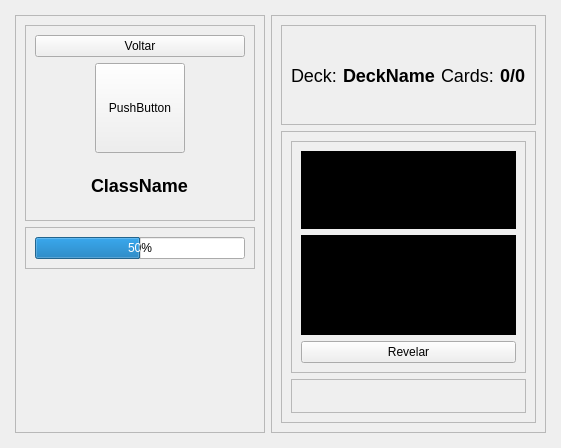
The window that functions/new_flashcards/flashcards_page.ui (Nbdyleto/PySide6_Self_TCC) describes before a commit, drawn with Qt 5.
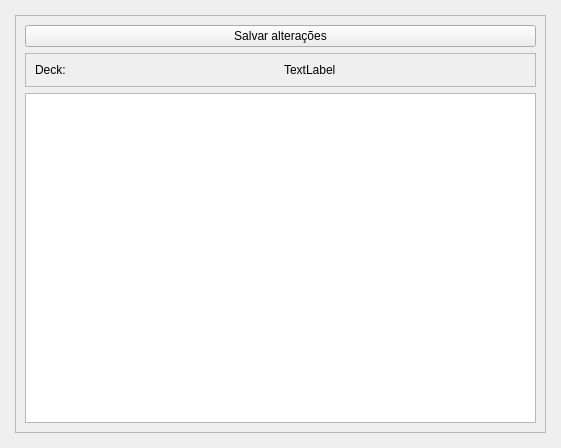
The same window after the commit. Icons and pictures are not drawn.

Commit message: [flashcards] add cards in existent deck

Patch:
```diff
--- a/functions/new_flashcards/flashcards_page.ui
+++ b/functions/new_flashcards/flashcards_page.ui
@@ -32,7 +32,7 @@
    <item>
     <widget class="QStackedWidget" name="stackedWidget">
      <property name="currentIndex">
-      <number>0</number>
+      <number>2</number>
      </property>
      <widget class="QWidget" name="StudyPage">
       <layout class="QHBoxLayout" name="horizontalLayout_6">
@@ -741,6 +741,85 @@
        </item>
       </layout>
      </widget>
+     <widget class="QWidget" name="editPage">
+      <layout class="QHBoxLayout" name="horizontalLayout_7">
+       <item>
+        <widget class="QFrame" name="frame_18">
+         <property name="frameShape">
+          <enum>QFrame::StyledPanel</enum>
+         </property>
+         <property name="frameShadow">
+          <enum>QFrame::Raised</enum>
+         </property>
+         <layout class="QVBoxLayout" name="verticalLayout_15">
+          <item>
+           <widget class="QPushButton" name="btnBackStudy">
+            <property name="text">
+             <string>Salvar alterações</string>
+            </property>
+           </widget>
+          </item>
+          <item>
+           <widget class="QFrame" name="frame_15">
+            <property name="frameShape">
+             <enum>QFrame::StyledPanel</enum>
+            </property>
+            <property name="frameShadow">
+             <enum>QFrame::Raised</enum>
+            </property>
+            <layout class="QHBoxLayout" name="horizontalLayout_8">
+             <item>
+              <widget class="QLabel" name="label_5">
+               <property name="text">
+                <string>Deck:</string>
+               </property>
+              </widget>
+             </item>
+             <item>
+              <widget class="QLabel" name="lblDeckName_2">
+               <property name="text">
+                <string>TextLabel</string>
+               </property>
+              </widget>
+             </item>
+            </layout>
+           </widget>
+          </item>
+          <item>
+           <widget class="QTableWidget" name="tableWidget">
+            <property name="editTriggers">
+             <set>QAbstractItemView::NoEditTriggers</set>
+            </property>
+            <attribute name="horizontalHeaderVisible">
+             <bool>false</bool>
+            </attribute>
+            <column>
+             <property name="text">
+              <string>Front</string>
+             </property>
+            </column>
+            <column>
+             <property name="text">
+              <string>btnEditFront</string>
+             </property>
+            </column>
+            <column>
+             <property name="text">
+              <string>Verse</string>
+             </property>
+            </column>
+            <column>
+             <property name="text">
+              <string>btnEditVerse</string>
+             </property>
+            </column>
+           </widget>
+          </item>
+         </layout>
+        </widget>
+       </item>
+      </layout>
+     </widget>
     </widget>
    </item>
   </layout>
```
The commit also changes 3 other files.
